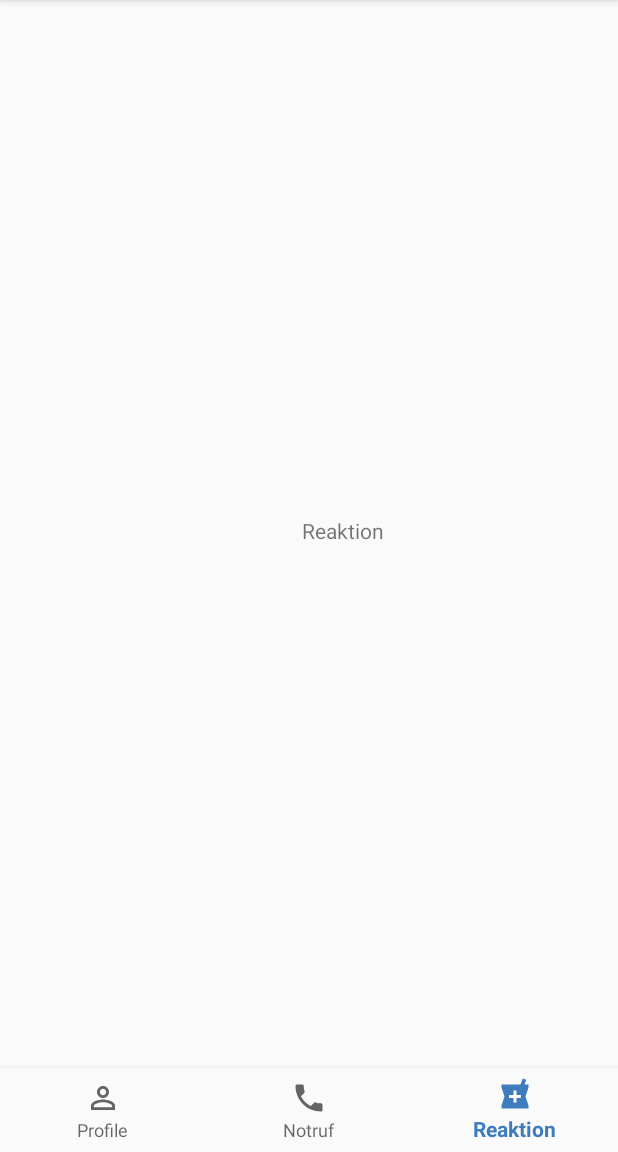
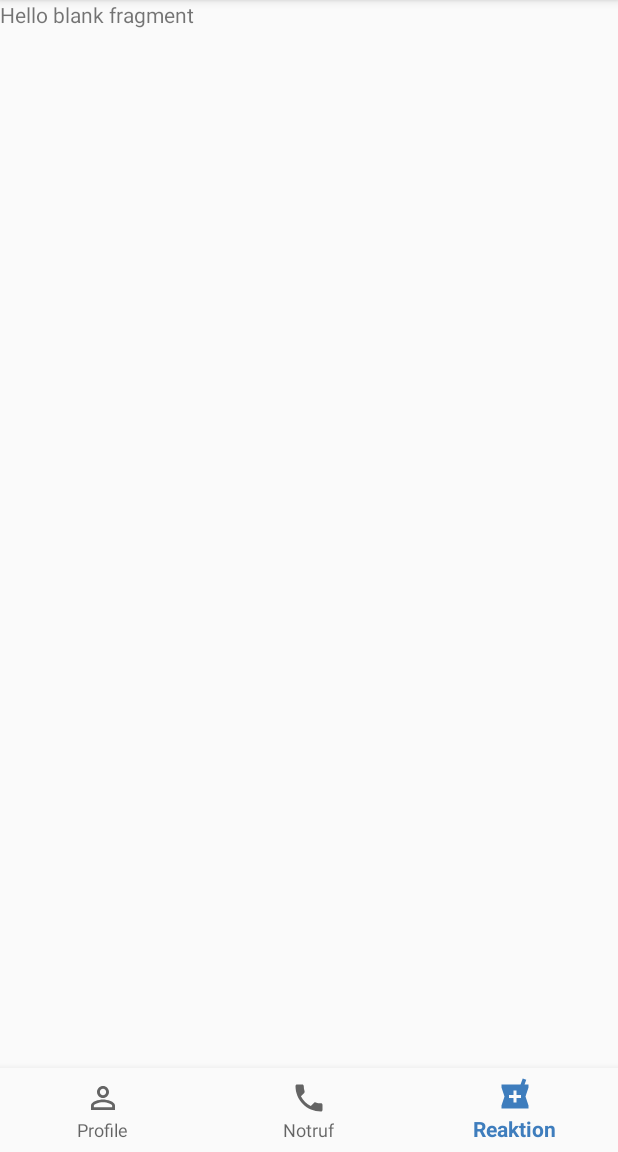
Before and after one commit to omshill0305/Anaphylaxie-App, an Android app: the screen it shows after launch (HomeActivity), item 3 of the bottom bar chosen, on a phone screen of 412 x 824 dp, the part 84-1236 px from its top. Run offline under Robolectric (Android 15) with nearby library versions, the phone set to English and light mode, and no system bars.

Commit message:
Menu-with-Fragments

```diff
--- a/app/build.gradle
+++ b/app/build.gradle
@@ -23,6 +23,7 @@ dependencies {
     implementation 'com.android.support:appcompat-v7:28.0.0'
     implementation 'com.android.support.constraint:constraint-layout:1.1.3'
     implementation 'com.android.support:design:28.0.0'
+    implementation 'com.android.support:support-v4:28.0.0'
     testImplementation 'junit:junit:4.12'
     androidTestImplementation 'com.android.support.test:runner:1.0.2'
     androidTestImplementation 'com.android.support.test.espresso:espresso-core:3.0.2'
--- /dev/null
+++ b/app/src/main/java/com/example/olga/aa_app/EmergencyCallFragment.java
@@ -0,0 +1,29 @@
+package com.example.olga.aa_app;
+
+
+import android.os.Bundle;
+import android.support.v4.app.Fragment;
+import android.view.LayoutInflater;
+import android.view.View;
+import android.view.ViewGroup;
+
+
+/**
+ * A simple {@link Fragment} subclass.
+ */
+public class EmergencyCallFragment extends Fragment {
+
+
+    public EmergencyCallFragment() {
+        // Required empty public constructor
+    }
+
+
+    @Override
+    public View onCreateView(LayoutInflater inflater, ViewGroup container,
+                             Bundle savedInstanceState) {
+        // Inflate the layout for this fragment
+        return inflater.inflate(R.layout.fragment_emergency_call, container, false);
+    }
+
+}
--- a/app/src/main/java/com/example/olga/aa_app/HomeActivity.java
+++ b/app/src/main/java/com/example/olga/aa_app/HomeActivity.java
@@ -3,6 +3,8 @@ package com.example.olga.aa_app;
 import android.os.Bundle;
 import android.support.annotation.NonNull;
 import android.support.design.widget.BottomNavigationView;
+import android.support.v4.app.Fragment;
+import android.support.v4.app.FragmentTransaction;
 import android.support.v7.app.AppCompatActivity;
 import android.support.v7.widget.Toolbar;
 import android.view.Menu;
@@ -12,6 +14,9 @@ import android.widget.TextView;
 public class HomeActivity extends AppCompatActivity {
 
     private TextView mTextMessage;
+    private ReactionFragment reactionFragment;
+    private ProfileFragment profileFragment;
+    private EmergencyCallFragment emergencyCallFragment;
 
     private BottomNavigationView.OnNavigationItemSelectedListener mOnNavigationItemSelectedListener
             = new BottomNavigationView.OnNavigationItemSelectedListener() {
@@ -20,13 +25,13 @@ public class HomeActivity extends AppCompatActivity {
         public boolean onNavigationItemSelected(@NonNull MenuItem item) {
             switch (item.getItemId()) {
                 case R.id.navigation_profile:
-                    mTextMessage.setText(R.string.title_profile);
+                    setFragment(profileFragment);
                     return true;
                 case R.id.navigation_notruf:
-                    mTextMessage.setText(R.string.title_notruf);
+                    setFragment(emergencyCallFragment);
                     return true;
                 case R.id.navigation_reaction:
-                    mTextMessage.setText(R.string.title_reaction);
+                    setFragment(reactionFragment);
                     return true;
             }
             return false;
@@ -41,6 +46,11 @@ public class HomeActivity extends AppCompatActivity {
         setSupportActionBar(toolbar);
         toolbar.setLogo(R.drawable.logo);
 
+        reactionFragment = new ReactionFragment();
+        profileFragment = new ProfileFragment();
+        emergencyCallFragment = new EmergencyCallFragment();
+        setFragment(profileFragment);
+
         mTextMessage = (TextView) findViewById(R.id.message);
         BottomNavigationView navigation = (BottomNavigationView) findViewById(R.id.navigation);
         navigation.setOnNavigationItemSelectedListener(mOnNavigationItemSelectedListener);
@@ -53,4 +63,9 @@ public class HomeActivity extends AppCompatActivity {
         return true;
     }
 
+    private void setFragment(Fragment fragment) {
+        FragmentTransaction fragmentTransaction = getSupportFragmentManager().beginTransaction();
+        fragmentTransaction.replace(R.id.main_frame, fragment);
+        fragmentTransaction.commit();
+    }
 }
--- /dev/null
+++ b/app/src/main/java/com/example/olga/aa_app/ProfileFragment.java
@@ -0,0 +1,29 @@
+package com.example.olga.aa_app;
+
+
+import android.os.Bundle;
+import android.support.v4.app.Fragment;
+import android.view.LayoutInflater;
+import android.view.View;
+import android.view.ViewGroup;
+
+
+/**
+ * A simple {@link Fragment} subclass.
+ */
+public class ProfileFragment extends Fragment {
+
+
+    public ProfileFragment() {
+        // Required empty public constructor
+    }
+
+
+    @Override
+    public View onCreateView(LayoutInflater inflater, ViewGroup container,
+                             Bundle savedInstanceState) {
+        // Inflate the layout for this fragment
+        return inflater.inflate(R.layout.fragment_profile, container, false);
+    }
+
+}
--- /dev/null
+++ b/app/src/main/java/com/example/olga/aa_app/ReactionFragment.java
@@ -0,0 +1,29 @@
+package com.example.olga.aa_app;
+
+
+import android.os.Bundle;
+import android.support.v4.app.Fragment;
+import android.view.LayoutInflater;
+import android.view.View;
+import android.view.ViewGroup;
+
+
+/**
+ * A simple {@link Fragment} subclass.
+ */
+public class ReactionFragment extends Fragment {
+
+
+    public ReactionFragment() {
+        // Required empty public constructor
+    }
+
+
+    @Override
+    public View onCreateView(LayoutInflater inflater, ViewGroup container,
+                             Bundle savedInstanceState) {
+        // Inflate the layout for this fragment
+        return inflater.inflate(R.layout.fragment_reaction, container, false);
+    }
+
+}
--- a/app/src/main/res/layout/content_main.xml
+++ b/app/src/main/res/layout/content_main.xml
@@ -1,25 +1,13 @@
 <?xml version="1.0" encoding="utf-8"?>
-<android.support.constraint.ConstraintLayout
-    xmlns:android="http://schemas.android.com/apk/res/android"
+<android.support.constraint.ConstraintLayout xmlns:android="http://schemas.android.com/apk/res/android"
     xmlns:app="http://schemas.android.com/apk/res-auto"
     xmlns:tools="http://schemas.android.com/tools"
+    android:id="@+id/main_frame"
     android:layout_width="match_parent"
     android:layout_height="match_parent"
     app:layout_behavior="@string/appbar_scrolling_view_behavior"
     tools:context=".HomeActivity"
     tools:showIn="@layout/activity_home">
-
-    <TextView
-        android:id="@+id/message"
-        android:layout_width="wrap_content"
-        android:layout_height="wrap_content"
-        android:layout_marginEnd="156dp"
-        android:text="@string/title_profile"
-        app:layout_constraintBottom_toTopOf="@+id/navigation"
-        app:layout_constraintEnd_toEndOf="parent"
-        app:layout_constraintLeft_toLeftOf="parent"
-        app:layout_constraintTop_toTopOf="parent"
-        app:layout_constraintVertical_bias="0.497" />
 
     <android.support.design.widget.BottomNavigationView
         android:id="@+id/navigation"
--- /dev/null
+++ b/app/src/main/res/layout/fragment_reaction.xml
@@ -0,0 +1,14 @@
+<?xml version="1.0" encoding="utf-8"?>
+<FrameLayout xmlns:android="http://schemas.android.com/apk/res/android"
+    xmlns:tools="http://schemas.android.com/tools"
+    android:layout_width="match_parent"
+    android:layout_height="match_parent"
+    tools:context=".ReactionFragment">
+
+    <!-- TODO: Update blank fragment layout -->
+    <TextView
+        android:layout_width="match_parent"
+        android:layout_height="match_parent"
+        android:text="@string/hello_blank_fragment" />
+
+</FrameLayout>
--- a/app/src/main/res/values/strings.xml
+++ b/app/src/main/res/values/strings.xml
@@ -5,4 +5,7 @@
     <string name="title_notruf">Notruf</string>
     <string name="title_reaction">Reaktion</string>
     <string name="action_settings">Settings</string>
+
+    <!-- TODO: Remove or change this placeholder text -->
+    <string name="hello_blank_fragment">Hello blank fragment</string>
 </resources>
```
Also changed, not shown: app/src/main/res/layout/fragment_emergency_call.xml (added, +14 -0 lines), app/src/main/res/layout/fragment_profile.xml (added, +14 -0 lines).
